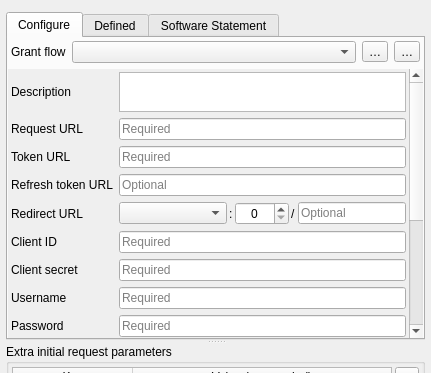
Before: the Qt Designer form src/auth/oauth2/gui/qgsauthoauth2edit.ui in carsmie/QGIS, drawn with Qt 5; both pictures show x 0 to 431 and y 0 to 373 of the 431 by 676 pixel window.
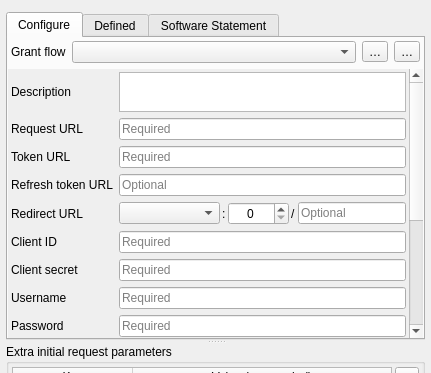
After: the same form once the commit is applied. Icons and pictures are not drawn. Custom widgets are drawn as their Qt base class.

Commit message: Fix port values range in qgsauthoauth2edit.ui

```diff
--- a/src/auth/oauth2/gui/qgsauthoauth2edit.ui
+++ b/src/auth/oauth2/gui/qgsauthoauth2edit.ui
@@ -476,7 +476,7 @@
                   <number>0</number>
                  </property>
                  <property name="maximum">
-                  <number>9999</number>
+                  <number>65535</number>
                  </property>
                  <property name="value">
                   <number>0</number>
```
